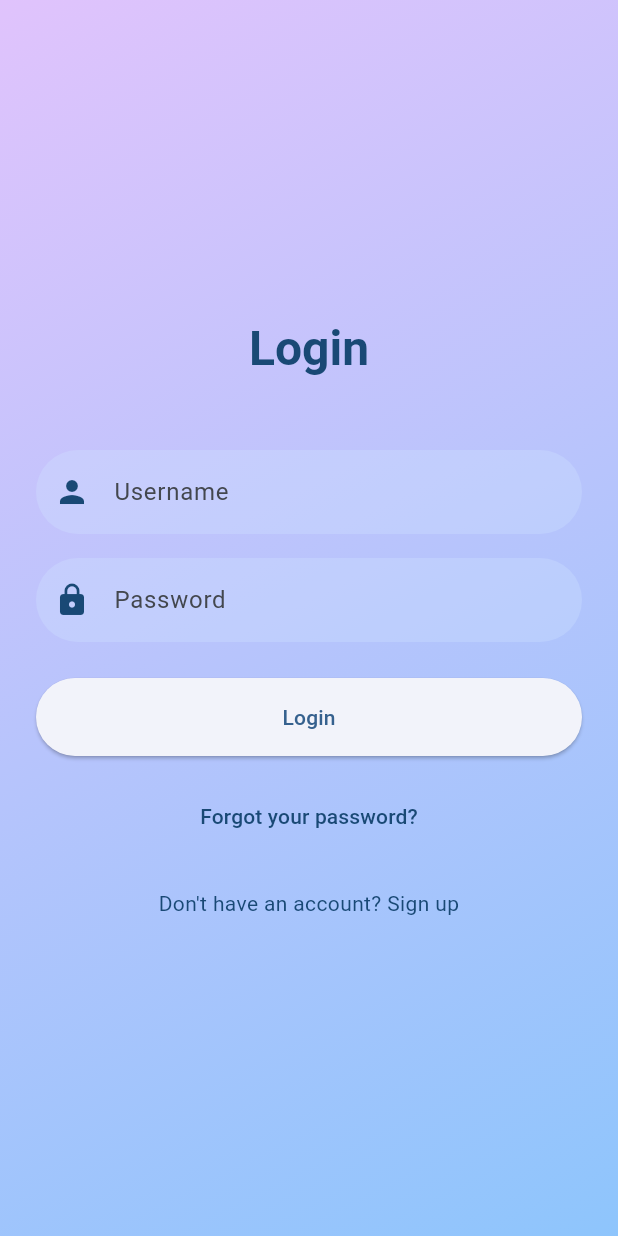
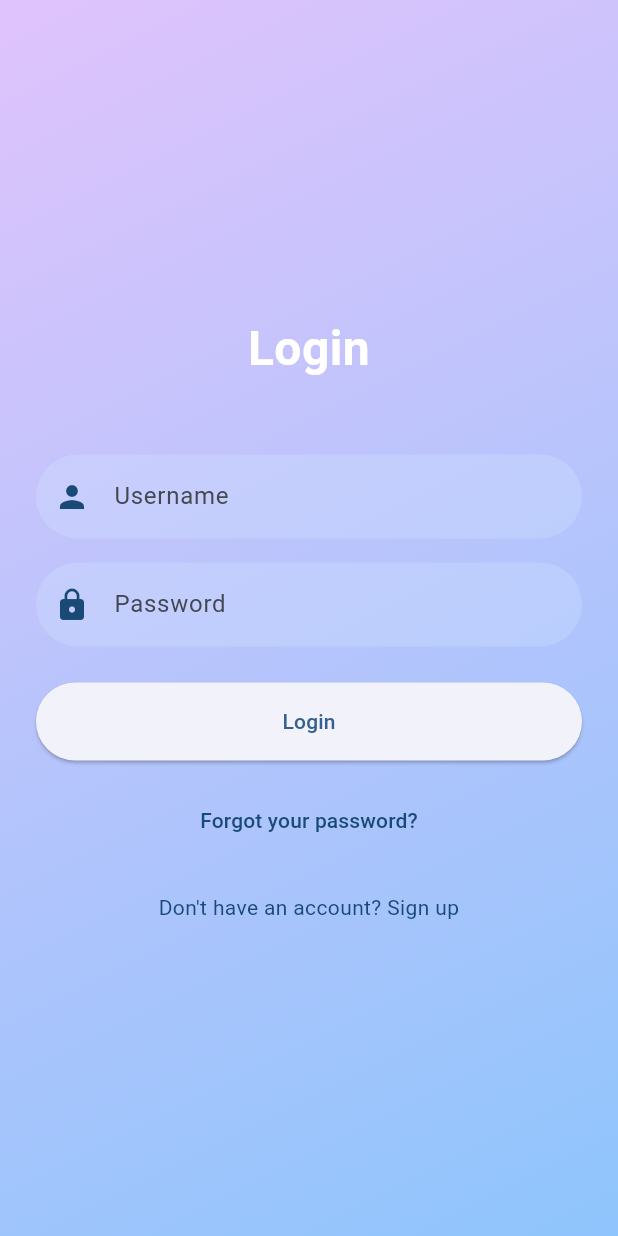
Before and after one commit to Eizen94/uts_2023130033, a Flutter app: the screen it shows after launch, on a phone screen of 412 x 824 dp. Run offline on Flutter 3.47's test engine with Material 3 defaults, Android fonts, the phone set to English and light mode, and no system bars.

Commit message:
Project untuk UTS PPB - Nikolaus Franz - 2023130033

```diff
--- a/lib/login_screen.dart
+++ b/lib/login_screen.dart
@@ -37,12 +37,13 @@ class _LoginScreenState extends State<LoginScreen> {
               mainAxisAlignment: MainAxisAlignment.center,
               crossAxisAlignment: CrossAxisAlignment.stretch,
               children: [
-                Text(
+                const Text(
                   'Login',
-                  style: Theme.of(context).textTheme.headlineLarge?.copyWith(
-                        color: Theme.of(context).colorScheme.onPrimaryContainer,
-                        fontWeight: FontWeight.bold,
-                      ),
+                  style: TextStyle(
+                    fontSize: 32,
+                    fontWeight: FontWeight.bold,
+                    color: Colors.white,
+                  ),
                   textAlign: TextAlign.center,
                 ),
                 const SizedBox(height: 48.0),
```
